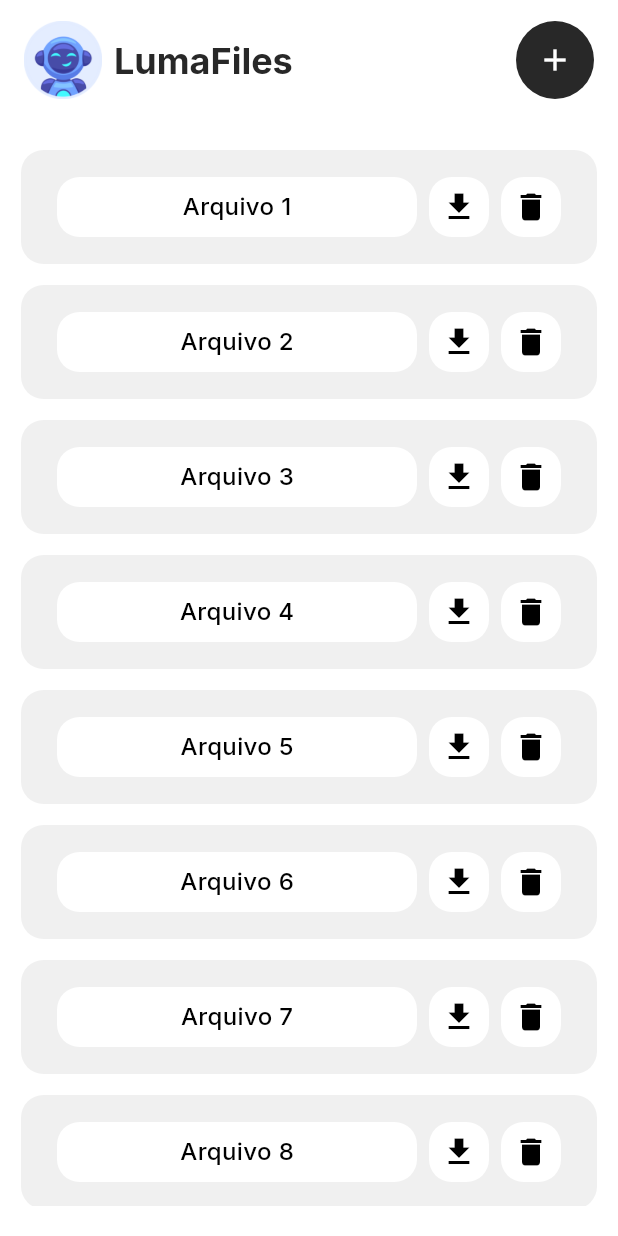
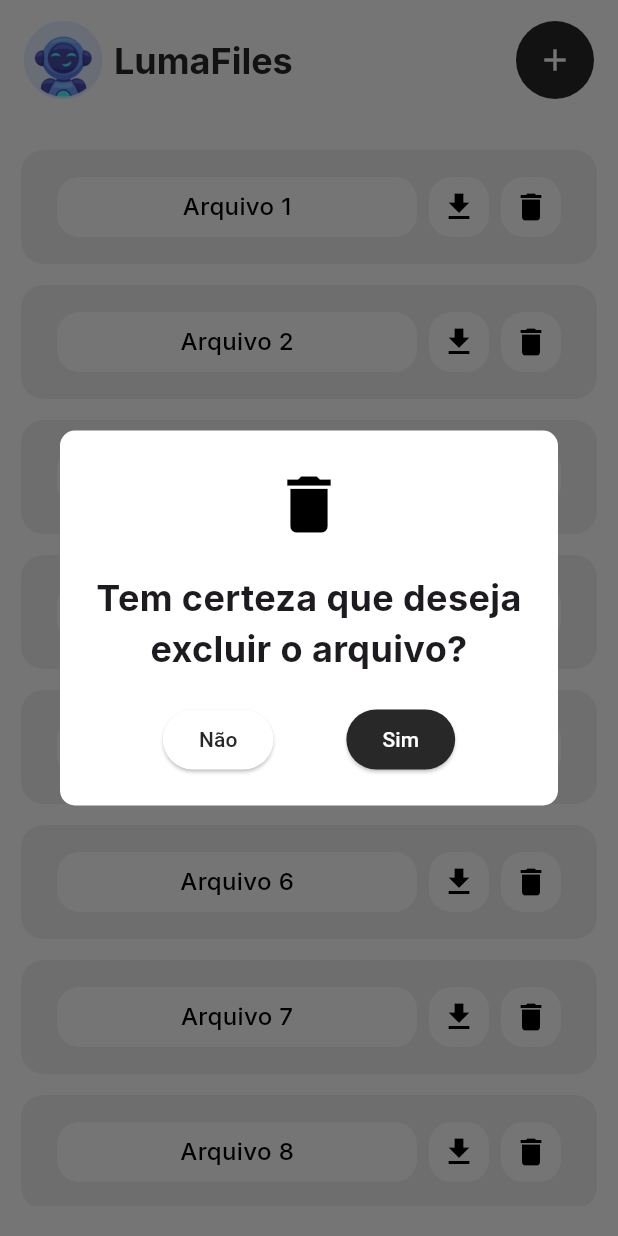
Before and after one commit to matheuslopesm/redes2, a Flutter app: the screen it shows after launch, after a tap on the "delete" icon, on a phone screen of 412 x 824 dp. Run offline on Flutter 3.47's test engine with Material 3 defaults, Android fonts, the phone set to English and light mode, and no system bars; our stand-ins replace flutter_bloc, google_fonts.

Commit message:
feat: implementa o dialog de deletar

```diff
--- /dev/null
+++ b/luma_files/lib/wigets/delete_dialog.dart
@@ -0,0 +1,64 @@
+import 'package:flutter/material.dart';
+import 'package:google_fonts/google_fonts.dart';
+import 'package:luma_files/utils/constants.dart';
+
+void deleteDialog(BuildContext context) {
+  showDialog(
+      context: context,
+      builder: (BuildContext context) {
+        return AlertDialog(
+          backgroundColor: Colors.white,
+          contentPadding: const EdgeInsets.all(20),
+          title: const Icon(
+            Icons.delete,
+            color: Colors.black,
+            size: 50,
+          ),
+          content: Column(
+            mainAxisSize: MainAxisSize.min,
+            children: [
+              Text(
+                'Tem certeza que deseja excluir o arquivo?',
+                style: GoogleFonts.inter(
+                  fontSize: 24,
+                  fontWeight: FontWeight.bold,
+                ),
+                textAlign: TextAlign.center,
+              ),
+              const SizedBox(height: 20),
+              Row(
+                mainAxisAlignment: MainAxisAlignment.spaceEvenly,
+                children: [
+                  ElevatedButton(
+                    onPressed: () {
+                      Navigator.of(context).pop();
+                    },
+                    style: ElevatedButton.styleFrom(
+                      backgroundColor: Colors.white,
+                    ),
+                    child: const Text('Não',
+                        style:
+                            TextStyle(color: LumaFilesConstants.primaryColor)),
+                  ),
+                  ElevatedButton(
+                    onPressed: () {
+                      // Implementar a lógica de delete aqui
+                    },
+                    style: ElevatedButton.styleFrom(
+                      backgroundColor: LumaFilesConstants.primaryColor,
+                    ),
+                    child: const Text(
+                      'Sim',
+                      style: TextStyle(color: Colors.white),
+                    ),
+                  ),
+                ],
+              ),
+            ],
+          ),
+          shape: RoundedRectangleBorder(
+            borderRadius: BorderRadius.circular(10),
+          ),
+        );
+      });
+}
--- a/luma_files/lib/wigets/list_home_widget.dart
+++ b/luma_files/lib/wigets/list_home_widget.dart
@@ -1,6 +1,7 @@
 import 'package:flutter/material.dart';
 import 'package:google_fonts/google_fonts.dart';
 import 'package:luma_files/utils/utils.dart';
+import 'package:luma_files/wigets/wigets.dart';
 
 class ListHomeWidget extends StatelessWidget {
   const ListHomeWidget({
@@ -73,7 +74,7 @@ class ListHomeWidget extends StatelessWidget {
               child: Center(
                 child: IconButton(
                   onPressed: () {
-                    // vou ter uma função que vai deletar o arquivo
+                    deleteDialog(context);
                   },
                   icon: const Icon(
                     Icons.delete,
--- a/luma_files/lib/wigets/wigets.dart
+++ b/luma_files/lib/wigets/wigets.dart
@@ -1,2 +1,3 @@
+export 'delete_dialog.dart';
 export 'list_home_widget.dart';
 export 'upload_dialog.dart';
```
